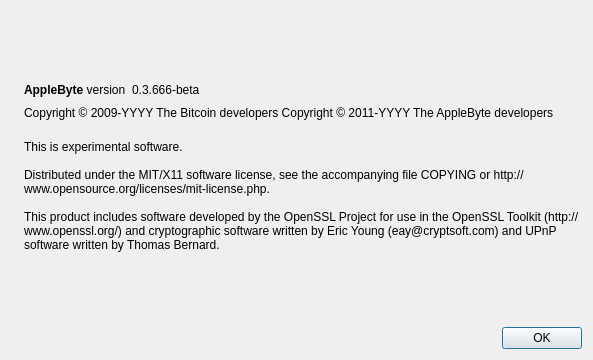
AppleByteMe/AppleByte, file src/qt/forms/aboutdialog.ui: the form before one commit.
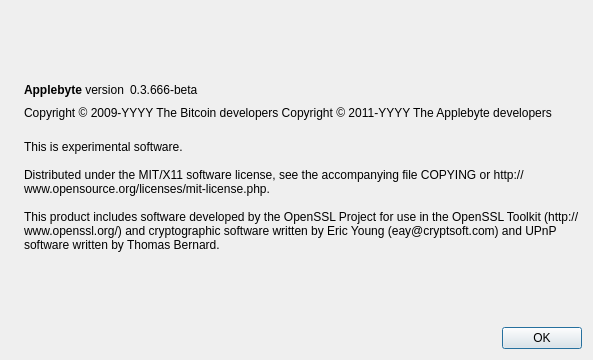
The form after the commit. Icons and pictures are not drawn.

Patch:
```diff
--- a/src/qt/forms/aboutdialog.ui
+++ b/src/qt/forms/aboutdialog.ui
@@ -50,7 +50,7 @@
           <cursorShape>IBeamCursor</cursorShape>
          </property>
          <property name="text">
-          <string>&lt;b&gt;AppleByte&lt;/b&gt; version</string>
+          <string>&lt;b&gt;Applebyte&lt;/b&gt; version</string>
          </property>
          <property name="textInteractionFlags">
           <set>Qt::LinksAccessibleByMouse|Qt::TextSelectableByKeyboard|Qt::TextSelectableByMouse</set>
@@ -92,7 +92,7 @@
        </property>
        <property name="text">
         <string notr="true">Copyright &amp;copy; 2009-YYYY The Bitcoin developers
-Copyright &amp;copy; 2011-YYYY The AppleByte developers</string>
+Copyright &amp;copy; 2011-YYYY The Applebyte developers</string>
        </property>
        <property name="textFormat">
         <enum>Qt::RichText</enum>
```
Left out of the diff: 2 changed lines with no effect on the pictures.
